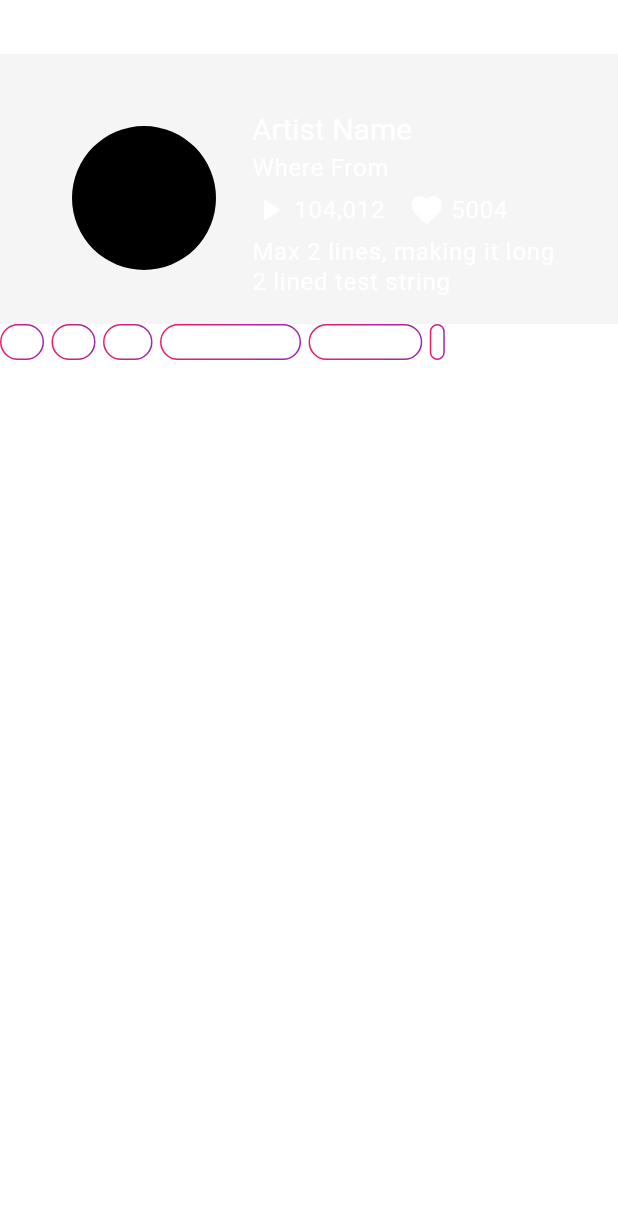
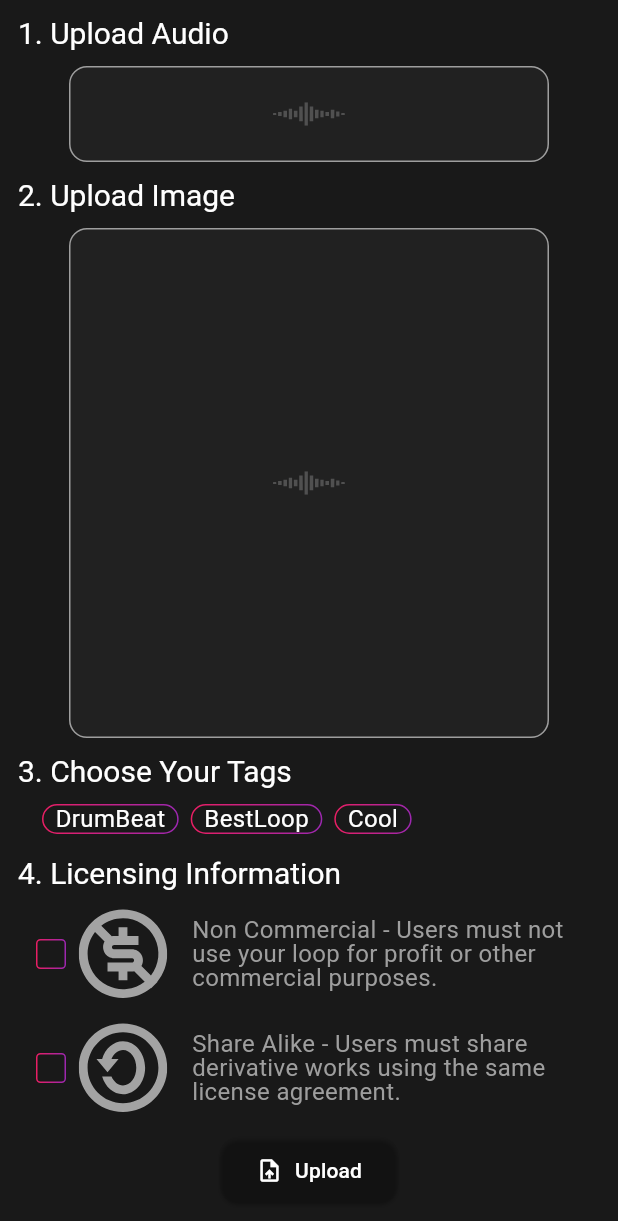
Before and after one commit to makeisalmon/bestloop_app, a Flutter app: the screen it shows after launch, on a phone screen of 412 x 824 dp. Shown: the top 1221 px of the screen. Run offline on Flutter 3.47's test engine with Material 3 defaults, Android fonts, the phone set to English and light mode, and no system bars; our stand-ins replace flutter_svg, gradient_borders.

Commit message:
try3try2try3

```diff
--- /dev/null
+++ b/lib/loop_upload.dart
@@ -0,0 +1,230 @@
+import 'package:flutter/material.dart';
+import 'package:flutter_svg/flutter_svg.dart';
+import 'package:bestloop_app/artist_Info.dart';
+import 'package:bestloop_app/tag_widget.dart';
+import 'package:gradient_borders/gradient_borders.dart';
+
+class Upload extends StatelessWidget {
+  const Upload({super.key});
+
+  @override
+  Widget build(BuildContext context) {
+    return Scaffold(
+      backgroundColor: const Color.fromARGB(255, 25, 25, 25),
+      body: ListView(
+        scrollDirection: Axis.vertical,
+        children: [
+          Padding(
+            padding: const EdgeInsets.only(
+                left: 12.0, right: 12.0, top: 12.0, bottom: 12),
+            child: Text(
+              "1. Upload Audio",
+              style: Theme.of(context).textTheme.displayMedium,
+            ),
+          ),
+          Center(
+            child: GestureDetector(
+              onTap: () {
+                // Handle upload action
+              },
+              child: Container(
+                width: 320,
+                height: 64,
+                decoration: BoxDecoration(
+                  color: Colors.grey[900],
+                  border: Border.all(
+                    color: Colors.grey,
+                    width: 1,
+                  ),
+                  borderRadius: BorderRadius.circular(12),
+                ),
+                child: Center(
+                  child: SvgPicture.asset(
+                    'assets/waveform.svg',
+                    width: 48,
+                    height: 48,
+                  ),
+                ),
+              ),
+            ),
+          ),
+          Padding(
+            padding: const EdgeInsets.only(
+                left: 12.0, right: 12.0, top: 12.0, bottom: 12),
+            child: Text(
+              "2. Upload Image",
+              style: Theme.of(context).textTheme.displayMedium,
+            ),
+          ),
+          Center(
+            child: GestureDetector(
+              onTap: () {
+                // Handle upload action
+              },
+              child: Container(
+                width: 320,
+                height: 340,
+                decoration: BoxDecoration(
+                  color: Colors.grey[900],
+                  border: Border.all(
+                    color: Colors.grey,
+                    width: 1,
+                  ),
+                  borderRadius: BorderRadius.circular(12),
+                ),
+                child: Center(
+                  child: SvgPicture.asset(
+                    'assets/waveform.svg',
+                    width: 48,
+                    height: 48,
+                  ),
+                ),
+              ),
+            ),
+          ),
+          Padding(
+            padding: const EdgeInsets.only(
+                left: 12.0, right: 12.0, top: 12.0, bottom: 12),
+            child: Text(
+              "3. Choose Your Tags",
+              style: Theme.of(context).textTheme.displayMedium,
+            ),
+          ),
+          Padding(
+            padding: const EdgeInsets.only(
+                left: 24.0, right: 12.0, top: 0, bottom: 12),
+            child: SmallTag(
+              tags: ['DrumBeat', 'BestLoop', 'Cool'], // Example tags
+              minTagViewHeight: 0,
+              maxTagViewHeight: 150,
+              tagBackgroundColor: Colors.transparent,
+              selectedTagBackgroundColor: Colors.lightBlue,
+              deletableTag: true,
+              onDeleteTag: (index) {
+                // Handle tag deletion
+              },
+              tagTitle: (tag) =>
+                  Text(tag, style: Theme.of(context).textTheme.bodySmall),
+            ),
+          ),
+          Padding(
+            padding: const EdgeInsets.only(
+                left: 12.0, right: 12.0, top: 4.0, bottom: 12),
+            child: Text(
+              "4. Licensing Information",
+              style: Theme.of(context).textTheme.displayMedium,
+            ),
+          ),
+          Padding(
+            padding: const EdgeInsets.only(
+                left: 24.0, right: 12.0, top: 0, bottom: 12),
+            child: Row(
+              children: [
+                CustomCheckbox(
+                  value: false, // Initial value
+                  onChanged: (bool? value) {
+                    // Handle checkbox state change
+                  },
+                ),
+                const SizedBox(width: 8), // Space between checkbox and SVG
+                SvgPicture.asset(
+                  'assets/share.svg',
+                  width: 60,
+                  height: 60,
+                ),
+                const SizedBox(width: 8), // Space between SVG and text box
+                const Expanded(
+                  child: Padding(
+                    padding:
+                        EdgeInsets.symmetric(horizontal: 8.0, vertical: 8.0),
+                    child: Text(
+                      'Non Commercial - Users must not use your loop for profit or other commercial purposes.',
+                      style: TextStyle(color: Colors.grey,fontSize: 16),
+                    ),
+                  ),
+                ),
+              ],
+            ),
+          ),
+          Padding(
+            padding: const EdgeInsets.only(
+                left: 24.0, right: 12.0, top: 0, bottom: 12),
+            child: Row(
+              children: [
+                CustomCheckbox(
+                  value: false, // Initial value
+                  onChanged: (bool? value) {
+                    // Handle checkbox state change
+                  },
+                ),
+                const SizedBox(width: 8), // Space between checkbox and SVG
+                SvgPicture.asset(
+                  'assets/nonC.svg',
+                  width: 60,
+                  height: 60,
+                ),
+                const SizedBox(width: 8), // Space between SVG and text box
+                const Expanded(
+                  child: Padding(
+                    padding:
+                        EdgeInsets.symmetric(horizontal: 8.0, vertical: 8.0),
+                    child: Text(
+                      'Share Alike - Users must share derivative works using the same license agreement.',
+                      style: TextStyle(color: Colors.grey,fontSize: 16),
+                    ),
+                  ),
+                ),
+              ],
+            ),
+          ),
+          Center(
+            child: ElevatedButton.icon(
+              onPressed: () {
+                // Handle upload action
+              },
+              icon: const Icon(Icons.upload_file),
+              label: const Text("Upload"),
+              style: ElevatedButton.styleFrom(
+                backgroundColor: Theme.of(context).primaryColor,
+                foregroundColor: Colors.white,
+                padding: const EdgeInsets.symmetric(horizontal: 24, vertical: 12),
+                shape: RoundedRectangleBorder(
+                  borderRadius: BorderRadius.circular(12),
+                ),
+              ),
+            ),
+          ),
+        ],
+      ),
+    );
+  }
+}
+
+class CustomCheckbox extends StatelessWidget {
+  final bool value;
+  final ValueChanged<bool?> onChanged;
+
+  CustomCheckbox({required this.value, required this.onChanged});
+
+  @override
+  Widget build(BuildContext context) {
+    return GestureDetector(
+      onTap: () {
+        onChanged(!value);
+      },
+      child: Container(
+        height: 20.0,
+        width: 20.0,
+        decoration: BoxDecoration(
+          border: const GradientBoxBorder(
+            gradient: LinearGradient(colors: [Colors.pink, Colors.purple]),
+            width: 1,
+          ),
+          borderRadius: BorderRadius.circular(3),
+        ),
+        child:
+            value ? const Icon(Icons.check, color: Colors.white, size: 24.0) : null,
+      ),
+    );
+  }
+}
--- a/lib/main.dart
+++ b/lib/main.dart
@@ -1,5 +1,6 @@
 import 'package:bestloop_app/debug.dart';
 import 'package:flutter/material.dart';
+import 'package:bestloop_app/loop_upload.dart';
 
 void main() {
   runApp(const MyApp());
@@ -48,7 +49,7 @@ class MyApp extends StatelessWidget {
           )
         )
       ),
-      home: const DebugPage(),
+      home: const Upload(),
     );
   }
 }
--- a/lib/tag_widget.dart
+++ b/lib/tag_widget.dart
@@ -12,7 +12,6 @@ typedef TagTitle<String> = Widget Function(String tag);
 
   My idea to get full functionality it to just always make the last tag an add button, which onpressed creates a tag. Who knows...
 */
-
 class SmallTag extends StatefulWidget {
   SmallTag({
     required this.tags,
@@ -53,11 +52,8 @@ class _SmallTagState extends State<SmallTag> {
         maxHeight: widget.maxTagViewHeight,
       ),
       child: SingleChildScrollView(
-        child: Wrap(
-          alignment: WrapAlignment.start,
-          spacing: 5.0, // Adjust for spacing between entries horizontally
-          runSpacing: 4.0, // Adjust for vertical spacing between tags
-          direction: Axis.horizontal,
+        scrollDirection: Axis.horizontal,
+        child: Row(
           children: buildTags(),
         ),
       ),
@@ -73,29 +69,30 @@ class _SmallTagState extends State<SmallTag> {
   }
 
   Widget createTag(int index, String tagTitle) {
-    return InkWell(
+    return Padding(
+      padding: const EdgeInsets.symmetric(horizontal: 4.0), // Padding between tags
+      child: InkWell(
         onTap: () {
           setState(() {
             selectedTagIndex = index;
           });
         },
         child: Container(
-        height: 24.0, // Set the height to 24 pixels
-        padding: const EdgeInsets.symmetric(horizontal: 4.0), // Adjust left padding of text
+          height:20,
+          padding: const EdgeInsets.symmetric(horizontal: 8.0 ), // Padding inside the tag
           decoration: BoxDecoration(
             border: const GradientBoxBorder(
               gradient: LinearGradient(colors: [Colors.pink, Colors.purple]),
               width: 1, // Line width
             ),
-          borderRadius: BorderRadius.circular(26), // Amount of circleness
+            borderRadius: BorderRadius.circular(20), // Border radius
           ),
-        child: Row(
-          mainAxisSize: MainAxisSize.min,
-          children: [
-            widget.tagTitle == null
-              ? Text(tagTitle, style: Theme.of(context).textTheme.bodySmall) // Use bodySmall text style
-              : widget.tagTitle!(tagTitle),
-          ],
+          child: Center(
+            child: Text(
+              tagTitle,
+              style: TextStyle(fontSize: 16, color: Colors.white), // Text style
+            ),
+          ),
         ),
       ),
     );
--- a/pubspec.yaml
+++ b/pubspec.yaml
@@ -36,6 +36,8 @@ dependencies:
   # Use with the CupertinoIcons class for iOS style icons.
   cupertino_icons: ^1.0.8
   gradient_borders: ^1.0.1
+  flutter_svg: ^1.0.3
+
 
 dev_dependencies:
   flutter_test:
@@ -58,6 +60,10 @@ flutter:
   # included with your application, so that you can use the icons in
   # the material Icons class.
   uses-material-design: true
+  assets:
+    - assets/waveform.svg
+    - assets/share.svg
+    - assets/nonC.svg
 
   # To add assets to your application, add an assets section, like this:
   # assets:
```
Also changed, not shown: assets/nonC.svg (added), assets/share.svg (added), assets/waveform.svg (added), pubspec.lock. Lines whose indentation alone changed are shown as unchanged.
